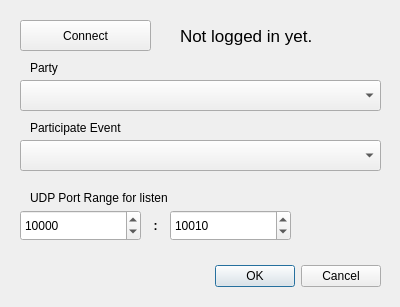
First picture: the form in src/UI/settings-dialog.ui, repository OPENSPHERE-Inc/src-link, before the edit.
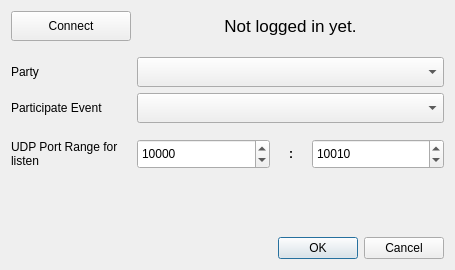
Second picture: the form after the edit.

Commit message: - Working around output settings. - Improve Rest API client behavior.

What changed in the file:
```diff
--- a/src/UI/settings-dialog.ui
+++ b/src/UI/settings-dialog.ui
@@ -6,51 +6,37 @@
    <rect>
     <x>0</x>
     <y>0</y>
-    <width>400</width>
-    <height>307</height>
+    <width>455</width>
+    <height>270</height>
    </rect>
   </property>
   <property name="windowTitle">
    <string>Dialog</string>
   </property>
-  <widget class="QDialogButtonBox" name="buttonBox">
-   <property name="geometry">
-    <rect>
-     <x>20</x>
-     <y>260</y>
-     <width>361</width>
-     <height>32</height>
-    </rect>
-   </property>
-   <property name="orientation">
-    <enum>Qt::Orientation::Horizontal</enum>
-   </property>
-   <property name="standardButtons">
-    <set>QDialogButtonBox::StandardButton::Cancel|QDialogButtonBox::StandardButton::Ok</set>
-   </property>
-  </widget>
+  <layout class="QVBoxLayout" name="settingsDialogLayout">
+   <item>
+    <layout class="QHBoxLayout" name="connectionLayout">
+     <item>
   <widget class="QPushButton" name="connectButton">
-   <property name="geometry">
-    <rect>
-     <x>20</x>
-     <y>20</y>
-     <width>131</width>
-     <height>31</height>
-    </rect>
+       <property name="sizePolicy">
+        <sizepolicy hsizetype="Fixed" vsizetype="Fixed">
+         <horstretch>0</horstretch>
+         <verstretch>0</verstretch>
+        </sizepolicy>
+       </property>
+       <property name="minimumSize">
+        <size>
+         <width>120</width>
+         <height>30</height>
+        </size>
    </property>
    <property name="text">
     <string>Connect</string>
    </property>
   </widget>
+     </item>
+     <item>
   <widget class="QLabel" name="accountName">
-   <property name="geometry">
-    <rect>
-     <x>180</x>
-     <y>20</y>
-     <width>201</width>
-     <height>31</height>
-    </rect>
-   </property>
    <property name="font">
     <font>
      <pointsize>13</pointsize>
@@ -59,54 +45,172 @@
    <property name="text">
     <string>Not logged in yet.</string>
    </property>
-  </widget>
+       <property name="alignment">
+        <set>Qt::AlignmentFlag::AlignCenter</set>
+       </property>
+      </widget>
+     </item>
+    </layout>
+   </item>
+   <item>
+    <spacer name="spacer1">
+     <property name="orientation">
+      <enum>Qt::Orientation::Vertical</enum>
+     </property>
+     <property name="sizeType">
+      <enum>QSizePolicy::Policy::Fixed</enum>
+     </property>
+     <property name="sizeHint" stdset="0">
+      <size>
+       <width>20</width>
+       <height>10</height>
+      </size>
+     </property>
+    </spacer>
+   </item>
+   <item>
+    <layout class="QHBoxLayout" name="partyLayout">
+     <item>
+      <widget class="QLabel" name="partyLabel">
+       <property name="sizePolicy">
+        <sizepolicy hsizetype="Fixed" vsizetype="Fixed">
+         <horstretch>0</horstretch>
+         <verstretch>0</verstretch>
+        </sizepolicy>
+       </property>
+       <property name="minimumSize">
+        <size>
+         <width>120</width>
+         <height>0</height>
+        </size>
+       </property>
+       <property name="text">
+        <string>Party</string>
+       </property>
+      </widget>
+     </item>
+     <item>
+      <widget class="QComboBox" name="activePartyComboBox">
+       <property name="sizePolicy">
+        <sizepolicy hsizetype="Expanding" vsizetype="Fixed">
+         <horstretch>0</horstretch>
+         <verstretch>0</verstretch>
+        </sizepolicy>
+       </property>
+       <property name="minimumSize">
+        <size>
+         <width>0</width>
+         <height>30</height>
+        </size>
+       </property>
+       <property name="baseSize">
+        <size>
+         <width>0</width>
+         <height>0</height>
+        </size>
+       </property>
+       <property name="placeholderText">
+        <string/>
+       </property>
+      </widget>
+     </item>
+    </layout>
+   </item>
+   <item>
+    <layout class="QHBoxLayout" name="eventLayout">
+     <property name="spacing">
+      <number>6</number>
+     </property>
+     <item>
   <widget class="QLabel" name="partyEventLabel">
-   <property name="geometry">
-    <rect>
-     <x>30</x>
-     <y>120</y>
-     <width>351</width>
-     <height>16</height>
-    </rect>
+       <property name="sizePolicy">
+        <sizepolicy hsizetype="Fixed" vsizetype="Fixed">
+         <horstretch>0</horstretch>
+         <verstretch>0</verstretch>
+        </sizepolicy>
+       </property>
+       <property name="minimumSize">
+        <size>
+         <width>120</width>
+         <height>0</height>
+        </size>
    </property>
    <property name="text">
     <string>Participate Event</string>
    </property>
   </widget>
+     </item>
+     <item>
   <widget class="QComboBox" name="activePartyEventComboBox">
-   <property name="geometry">
-    <rect>
-     <x>20</x>
-     <y>140</y>
-     <width>361</width>
-     <height>31</height>
-    </rect>
+       <property name="sizePolicy">
+        <sizepolicy hsizetype="Expanding" vsizetype="Fixed">
+         <horstretch>0</horstretch>
+         <verstretch>0</verstretch>
+        </sizepolicy>
+       </property>
+       <property name="minimumSize">
+        <size>
+         <width>0</width>
+         <height>30</height>
+        </size>
    </property>
    <property name="placeholderText">
     <string>SelectPartyFirst</string>
    </property>
   </widget>
+     </item>
+    </layout>
+   </item>
+   <item>
+    <spacer name="spacer2">
+     <property name="orientation">
+      <enum>Qt::Orientation::Vertical</enum>
+     </property>
+     <property name="sizeType">
+      <enum>QSizePolicy::Policy::Fixed</enum>
+     </property>
+     <property name="sizeHint" stdset="0">
+      <size>
+       <width>20</width>
+       <height>10</height>
+      </size>
+     </property>
+    </spacer>
+   </item>
+   <item>
+    <layout class="QHBoxLayout" name="portRangeLayout">
+     <property name="topMargin">
+      <number>0</number>
+     </property>
+     <item>
   <widget class="QLabel" name="portRangeLabel">
-   <property name="geometry">
-    <rect>
-     <x>30</x>
-     <y>190</y>
-     <width>351</width>
-     <height>16</height>
-    </rect>
+       <property name="sizePolicy">
+        <sizepolicy hsizetype="Fixed" vsizetype="Fixed">
+         <horstretch>0</horstretch>
+         <verstretch>0</verstretch>
+        </sizepolicy>
+       </property>
+       <property name="minimumSize">
+        <size>
+         <width>120</width>
+         <height>0</height>
+        </size>
    </property>
    <property name="text">
     <string>UDP Port Range for listen</string>
    </property>
-  </widget>
+       <property name="wordWrap">
+        <bool>true</bool>
+       </property>
+      </widget>
+     </item>
+     <item>
   <widget class="QSpinBox" name="portMinSpinBox">
-   <property name="geometry">
-    <rect>
-     <x>20</x>
-     <y>210</y>
-     <width>121</width>
-     <height>31</height>
-    </rect>
+       <property name="minimumSize">
+        <size>
+         <width>0</width>
+         <height>30</height>
+        </size>
    </property>
    <property name="minimum">
     <number>1</number>
@@ -118,33 +222,20 @@
     <number>10000</number>
    </property>
   </widget>
-  <widget class="QSpinBox" name="portMaxSpinBox">
-   <property name="geometry">
-    <rect>
-     <x>170</x>
-     <y>210</y>
-     <width>121</width>
-     <height>31</height>
-    </rect>
-   </property>
-   <property name="minimum">
-    <number>1</number>
-   </property>
-   <property name="maximum">
-    <number>65535</number>
-   </property>
-   <property name="value">
-    <number>10010</number>
-   </property>
-  </widget>
+     </item>
+     <item>
   <widget class="QLabel" name="portRangeTildaLabel">
-   <property name="geometry">
-    <rect>
-     <x>140</x>
-     <y>210</y>
-     <width>31</width>
-     <height>31</height>
-    </rect>
+       <property name="sizePolicy">
+        <sizepolicy hsizetype="Fixed" vsizetype="Fixed">
+         <horstretch>0</horstretch>
+         <verstretch>0</verstretch>
+        </sizepolicy>
+       </property>
+       <property name="minimumSize">
+        <size>
+         <width>30</width>
+         <height>0</height>
+        </size>
    </property>
    <property name="font">
     <font>
@@ -158,32 +249,58 @@
     <set>Qt::AlignmentFlag::AlignCenter</set>
    </property>
   </widget>
-  <widget class="QComboBox" name="activePartyComboBox">
-   <property name="geometry">
-    <rect>
-     <x>20</x>
-     <y>80</y>
-     <width>361</width>
-     <height>31</height>
-    </rect>
-   </property>
-   <property name="placeholderText">
-    <string/>
-   </property>
-  </widget>
-  <widget class="QLabel" name="partyLabel">
-   <property name="geometry">
-    <rect>
-     <x>30</x>
-     <y>60</y>
-     <width>351</width>
-     <height>16</height>
-    </rect>
-   </property>
-   <property name="text">
-    <string>Party</string>
-   </property>
-  </widget>
+     </item>
+     <item>
+      <widget class="QSpinBox" name="portMaxSpinBox">
+       <property name="minimumSize">
+        <size>
+         <width>0</width>
+         <height>30</height>
+        </size>
+       </property>
+       <property name="minimum">
+        <number>1</number>
+       </property>
+       <property name="maximum">
+        <number>65535</number>
+       </property>
+       <property name="value">
+        <number>10010</number>
+       </property>
+      </widget>
+     </item>
+    </layout>
+   </item>
+   <item>
+    <spacer name="spacer3">
+     <property name="orientation">
+      <enum>Qt::Orientation::Vertical</enum>
+     </property>
+     <property name="sizeHint" stdset="0">
+      <size>
+       <width>20</width>
+       <height>10</height>
+      </size>
+     </property>
+    </spacer>
+   </item>
+   <item>
+    <widget class="QDialogButtonBox" name="buttonBox">
+     <property name="minimumSize">
+      <size>
+       <width>0</width>
+       <height>0</height>
+      </size>
+     </property>
+     <property name="orientation">
+      <enum>Qt::Orientation::Horizontal</enum>
+     </property>
+     <property name="standardButtons">
+      <set>QDialogButtonBox::StandardButton::Cancel|QDialogButtonBox::StandardButton::Ok</set>
+     </property>
+    </widget>
+   </item>
+  </layout>
  </widget>
  <resources/>
  <connections>
```
Left out of the diff: 2 changed lines with no effect on the pictures. Lines whose indentation alone changed are shown as unchanged. The commit also changes 34 other files.
